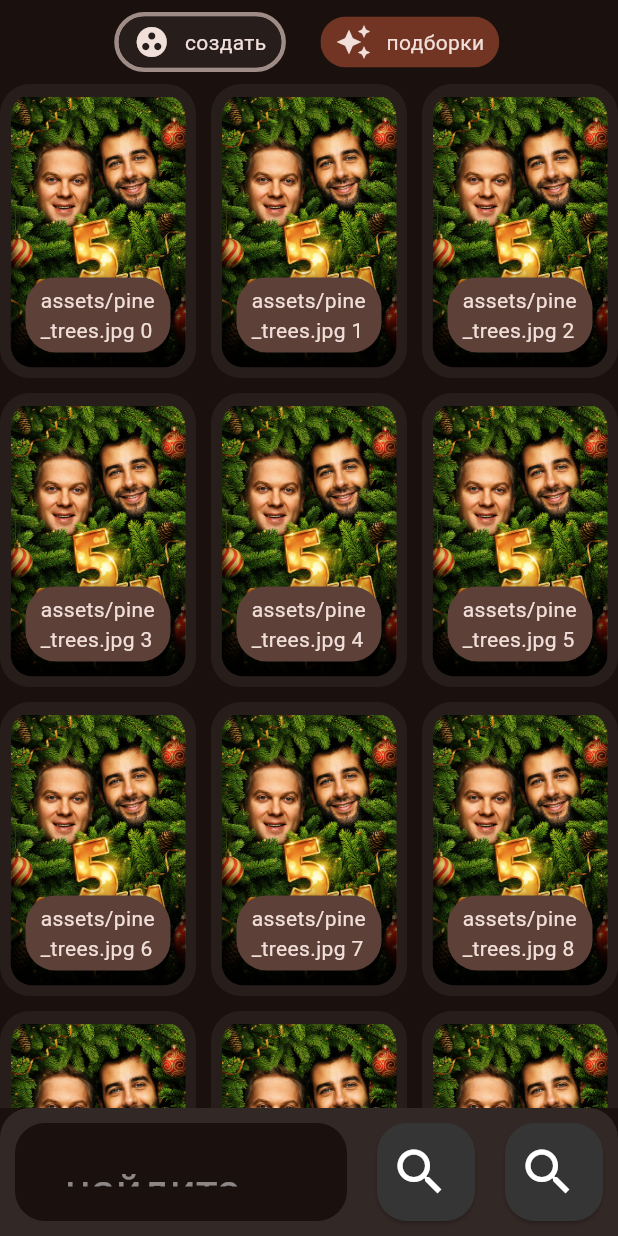
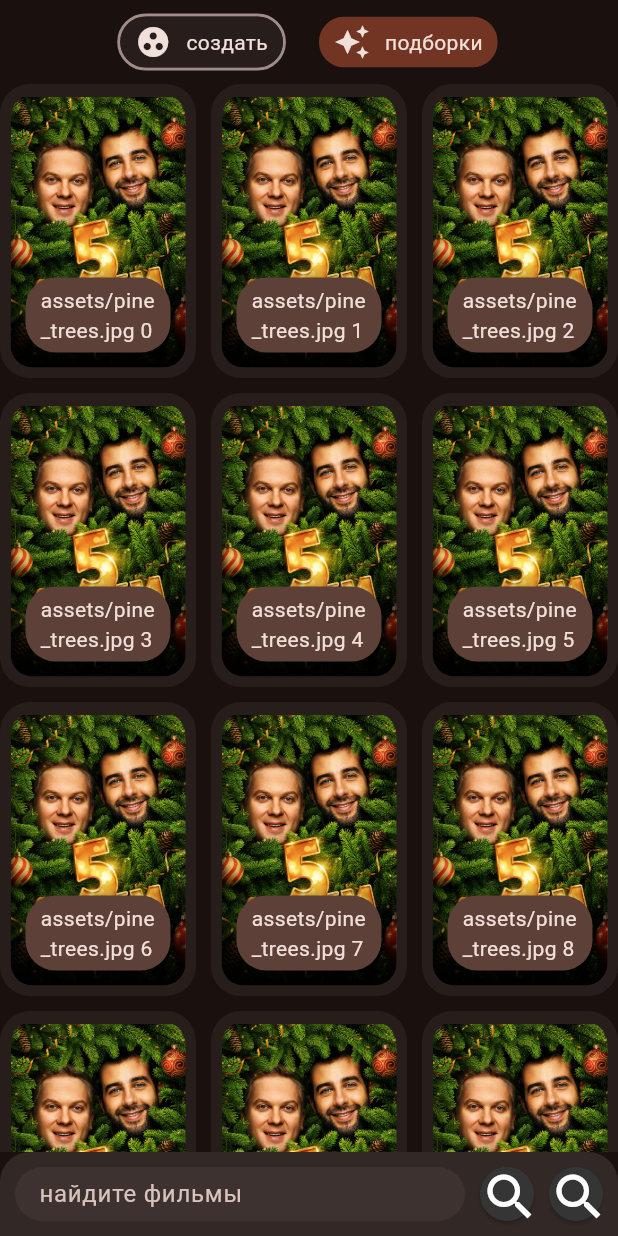
Before and after one commit to Asbecov/Mov1eMatch, a Flutter app: the screen it shows after launch, on a phone screen of 412 x 824 dp. Run offline on Flutter 3.47's test engine with Material 3 defaults, Android fonts, the phone set to English and light mode, and no system bars; our stand-ins replace go_router.

Commit message:
feature: reworked MovieMatchTextField

```diff
--- a/mmm_flutter/lib/common/constants/app_constants.dart
+++ b/mmm_flutter/lib/common/constants/app_constants.dart
@@ -1,4 +1,4 @@
 const String title = "Movie Match";
 
 const double borderRadius = 20.0;
-const double rimSize = 3.0;
+const double rimSize = 2.0;
--- a/mmm_flutter/lib/common/widgets/film_card.dart
+++ b/mmm_flutter/lib/common/widgets/film_card.dart
@@ -84,7 +84,7 @@ class _FilmCardState extends State<FilmCard> {
               color: _colorScheme.surfaceContainer,
               borderRadius: BorderRadius.circular(borderRadius),
               border: Border.all(
-                width: 2.0,
+                width: rimSize,
                 color: _focusNode.hasFocus
                     ? _colorScheme.outline
                     : Colors.transparent,
--- a/mmm_flutter/lib/features/create/views/create_view.dart
+++ b/mmm_flutter/lib/features/create/views/create_view.dart
@@ -13,14 +13,11 @@ class CreateView extends StatefulWidget {
 
 class _CreateViewState extends State<CreateView> {
   late int _crossAxisCount;
-  bool _focused = false;
-  late double _bottomBarHeight;
+  late TextEditingController _controller;
 
   @override
   void didChangeDependencies() {
     super.didChangeDependencies();
-
-    _bottomBarHeight = MediaQuery.sizeOf(context).height / 6;
 
     switch (MediaQuery.sizeOf(context).aspectRatio) {
       case <= 4 / 3 && > 9 / 16:
@@ -35,33 +32,15 @@ class _CreateViewState extends State<CreateView> {
     }
   }
 
-  late TextEditingController _controller;
-  late FocusNode _focusNode;
-
   @override
   void initState() {
     super.initState();
     _controller = TextEditingController();
-    _focusNode = FocusNode();
-
-    // Пример: Слушаем изменения фокуса
-    _focusNode.addListener(() {
-      if (_focusNode.hasFocus) {
-        setState(() {
-          _focused = !_focused;
-        });
-      } else {
-        setState(() {
-          _focused = !_focused;
-        });
-      }
-    });
   }
 
   @override
   void dispose() {
     _controller.dispose();
-    _focusNode.dispose();
     super.dispose();
   }
 
@@ -99,7 +78,6 @@ class _CreateViewState extends State<CreateView> {
         body: Column(
           children: <Widget>[
             Expanded(
-              flex: 8,
               child: GridView.builder(
                 gridDelegate: SliverGridDelegateWithFixedCrossAxisCount(
                   crossAxisCount: _crossAxisCount,
@@ -116,10 +94,8 @@ class _CreateViewState extends State<CreateView> {
                 itemCount: 30,
               ),
             ),
-            Expanded(
-              flex: 1,
-              child: Container(
-                height: _bottomBarHeight,
+            Container(
+              height: kBottomNavigationBarHeight,
               decoration: BoxDecoration(
                 color: Theme.of(context).colorScheme.surfaceContainerHigh,
                 borderRadius:
@@ -127,72 +103,12 @@ class _CreateViewState extends State<CreateView> {
               ),
               padding: EdgeInsets.all(10),
               child: Row(
-                  spacing: 20,
+                spacing: 10,
                 children: [
                   Expanded(
-                      child: GestureDetector(
-                        onTap: () => _focusNode.requestFocus(),
-                        child: MouseRegion(
-                          cursor: SystemMouseCursors.text,
-                          child: Container(
-                            alignment: Alignment.center,
-                            height: double.infinity,
-                            padding: EdgeInsets.all(20),
-                            decoration: BoxDecoration(
-                              borderRadius: BorderRadius.circular(20),
-                              color: Theme.of(context).colorScheme.surface,
-                              border: Border.all(
-                                color: _focused
-                                    ? Colors.white
-                                    : Colors.transparent,
-                                width: 3,
-                              ),
-                            ),
-                            child: Stack(
-                              children: [
-                                EditableText(
-                                  controller: _controller,
-                                  focusNode: _focusNode,
-                                  strutStyle: StrutStyle(
-                                    fontSize: 16,
-                                    height: 0,
-                                  ),
-                                  style: TextStyle(
-                                      fontSize: 30, color: Colors.white),
-                                  cursorColor: Colors.blue,
-                                  backgroundCursorColor: Colors.grey,
-                                  keyboardType: TextInputType.text,
-                                  onChanged: (text) =>
-                                      print("Текст изменён: $text"),
-                                  onSubmitted: (text) =>
-                                      print("Текст отправлен: $text"),
-                                  textDirection: TextDirection.ltr,
-                                  autofocus: false,
-                                  obscureText: false,
-                                  maxLines: 1,
-                                  selectionControls:
-                                      MaterialTextSelectionControls(),
-                                ),
-                                if (_controller.text.isEmpty &&
-                                    !_focusNode.hasFocus)
-                                  Padding(
-                                    padding: EdgeInsets.only(
-                                        left: 10), // Отступ слева
-
-                                    child: Text(
-                                      "найдите фильмы",
-                                      style: TextStyle(
-                                        fontSize: 30,
-                                        decoration: TextDecoration.none,
-                                        color: Colors.white.withOpacity(0.5),
-                                        fontWeight: FontWeight.normal,
-                                      ),
-                                    ),
-                                  ),
-                              ],
-                            ),
-                          ),
-                        ),
+                    child: MovieMatcherTextField(
+                      hint: 'найдите фильмы',
+                      textEditingController: _controller,
                     ),
                   ),
                   AspectRatio(
@@ -232,22 +148,96 @@ class _CreateViewState extends State<CreateView> {
                 ],
               ),
             ),
-            ),
           ],
         ),
       );
 }
 
-class CustomTextField extends StatefulWidget {
-  const CustomTextField({super.key});
+class MovieMatcherTextField extends StatefulWidget {
+  const MovieMatcherTextField({
+    super.key,
+    required this.hint,
+    required this.textEditingController,
+  });
+
+  final String hint;
+  final TextEditingController textEditingController;
 
   @override
-  State<CustomTextField> createState() => _CustomTextFieldState();
+  State<MovieMatcherTextField> createState() => _MovieMatcherTextFieldState();
 }
 
-class _CustomTextFieldState extends State<CustomTextField> {
+class _MovieMatcherTextFieldState extends State<MovieMatcherTextField> {
+  late final FocusNode _focusNode;
+  late ColorScheme colorScheme;
+
   @override
-  Widget build(BuildContext context) {
-    return Container();
+  void initState() {
+    super.initState();
+
+    _focusNode = FocusNode()..addListener(_focusNodeListener);
   }
+
+  @override
+  void didChangeDependencies() {
+    colorScheme = Theme.of(context).colorScheme;
+
+    super.didChangeDependencies();
   }
+
+  @override
+  void dispose() {
+    _focusNode.dispose();
+
+    super.dispose();
+  }
+
+  void _focusNodeListener() => setState(() {});
+
+  @override
+  Widget build(BuildContext context) => MouseRegion(
+        cursor: SystemMouseCursors.text,
+        child: GestureDetector(
+          onTap: () => _focusNode.requestFocus(),
+          child: Container(
+            height: double.infinity,
+            alignment: Alignment.centerLeft,
+            decoration: BoxDecoration(
+              color: colorScheme.surfaceContainerHighest,
+              border: Border.all(
+                width: rimSize,
+                color: _focusNode.hasFocus
+                    ? colorScheme.outline
+                    : Colors.transparent,
+              ),
+              borderRadius: BorderRadius.circular(borderRadius),
+            ),
+            child: Material(
+              color: colorScheme.surfaceContainerHighest,
+              borderRadius: BorderRadius.circular(borderRadius),
+              child: TextField(
+                scrollPadding: EdgeInsets.zero,
+                focusNode: _focusNode,
+                controller: widget.textEditingController,
+                decoration: InputDecoration(
+                  constraints: BoxConstraints.expand(),
+                  contentPadding: EdgeInsets.symmetric(horizontal: 10),
+                  hintText: widget.hint,
+                  border: OutlineInputBorder(borderSide: BorderSide.none),
+                  errorBorder: OutlineInputBorder(borderSide: BorderSide.none),
+                  enabledBorder:
+                      OutlineInputBorder(borderSide: BorderSide.none),
+                  focusedBorder:
+                      OutlineInputBorder(borderSide: BorderSide.none),
+                  disabledBorder:
+                      OutlineInputBorder(borderSide: BorderSide.none),
+                  focusedErrorBorder:
+                      OutlineInputBorder(borderSide: BorderSide.none),
+                  floatingLabelBehavior: FloatingLabelBehavior.never,
+                ),
+              ),
+            ),
+          ),
+        ),
+      );
+}
```
Lines whose indentation alone changed are shown as unchanged.
